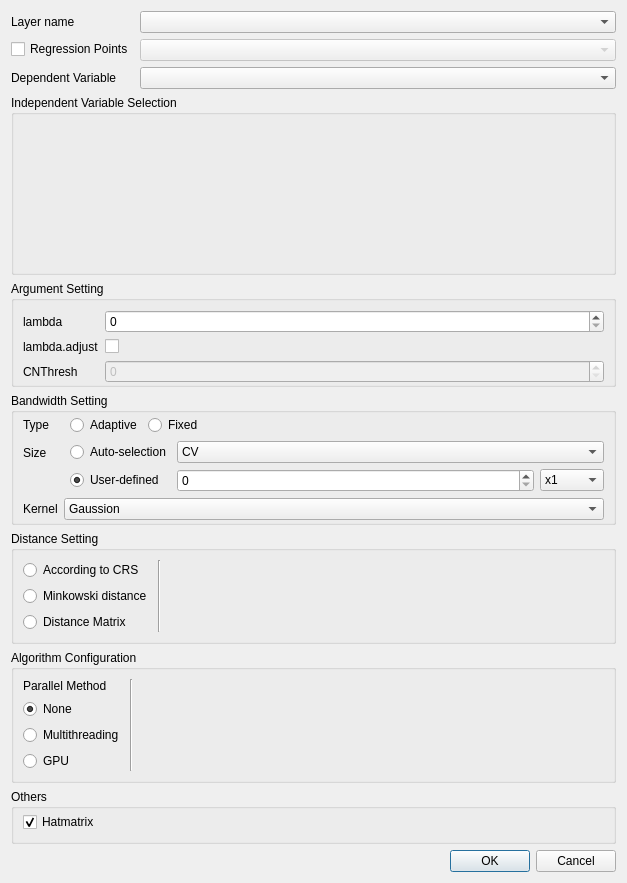
The window that gwmlcrgwroptionsdialog.ui (GWmodel-Lab/GWmodelS) describes before a commit, drawn with Qt 5.
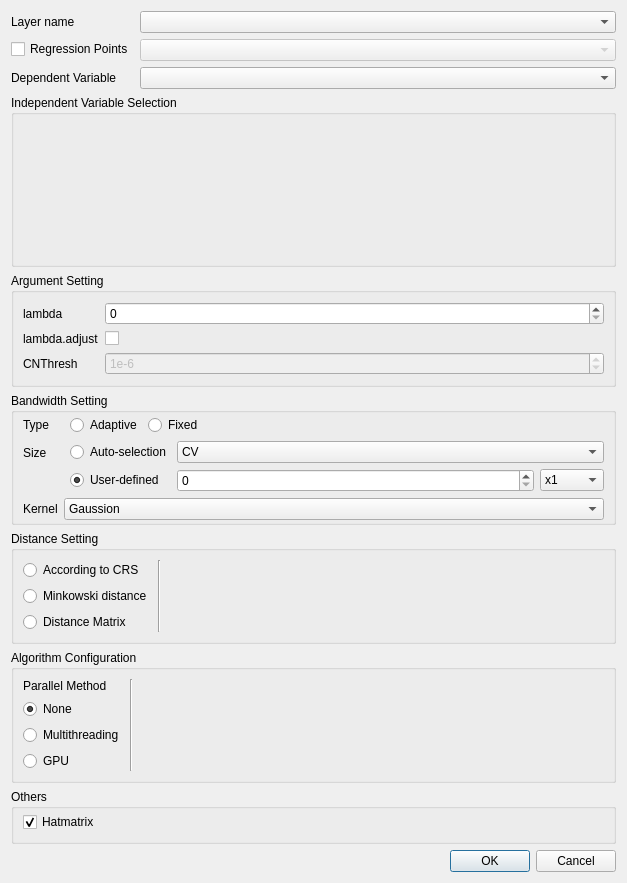
The same window after the commit. Custom widgets are drawn as their Qt base class.

Commit message: 修改：设置界面布局

Diff of the .ui file:
```diff
--- a/gwmlcrgwroptionsdialog.ui
+++ b/gwmlcrgwroptionsdialog.ui
@@ -79,9 +79,6 @@
       <property name="topMargin">
        <number>9</number>
       </property>
-      <property name="bottomMargin">
-       <number>1</number>
-      </property>
       <item row="3" column="0">
        <widget class="QLabel" name="label_15">
         <property name="text">
@@ -101,6 +98,15 @@
         <property name="enabled">
          <bool>false</bool>
         </property>
+        <property name="prefix">
+         <string>1e-</string>
+        </property>
+        <property name="minimum">
+         <number>1</number>
+        </property>
+        <property name="value">
+         <number>6</number>
+        </property>
        </widget>
       </item>
       <item row="1" column="0">
```
The commit also changes 1 other file.
